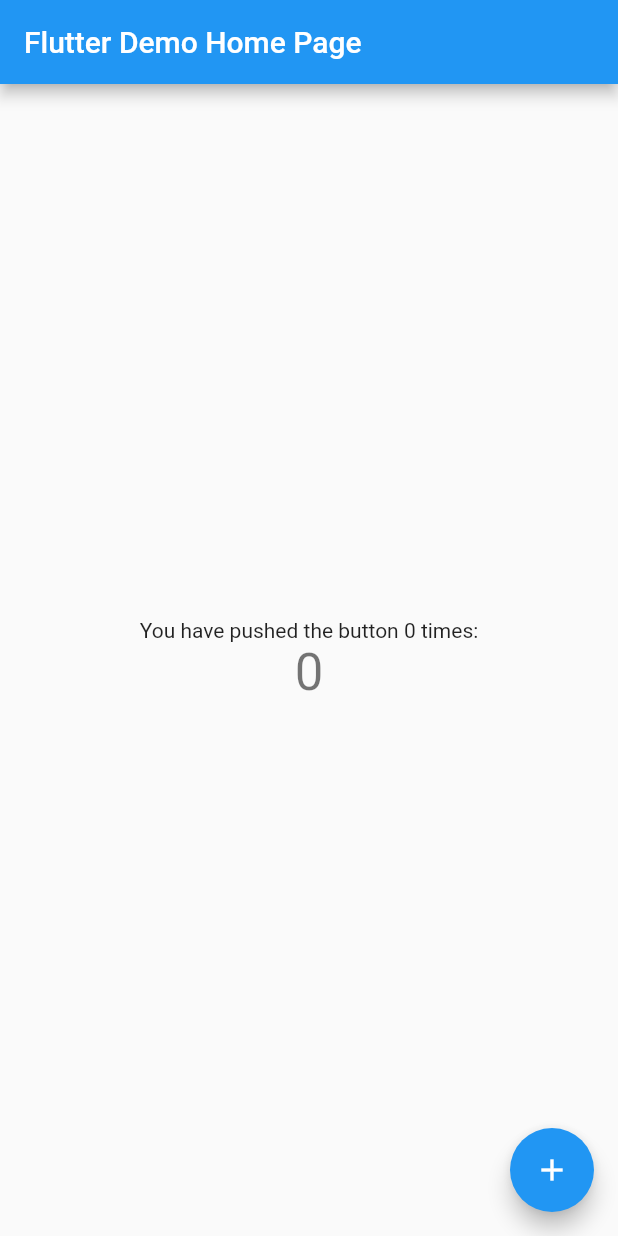
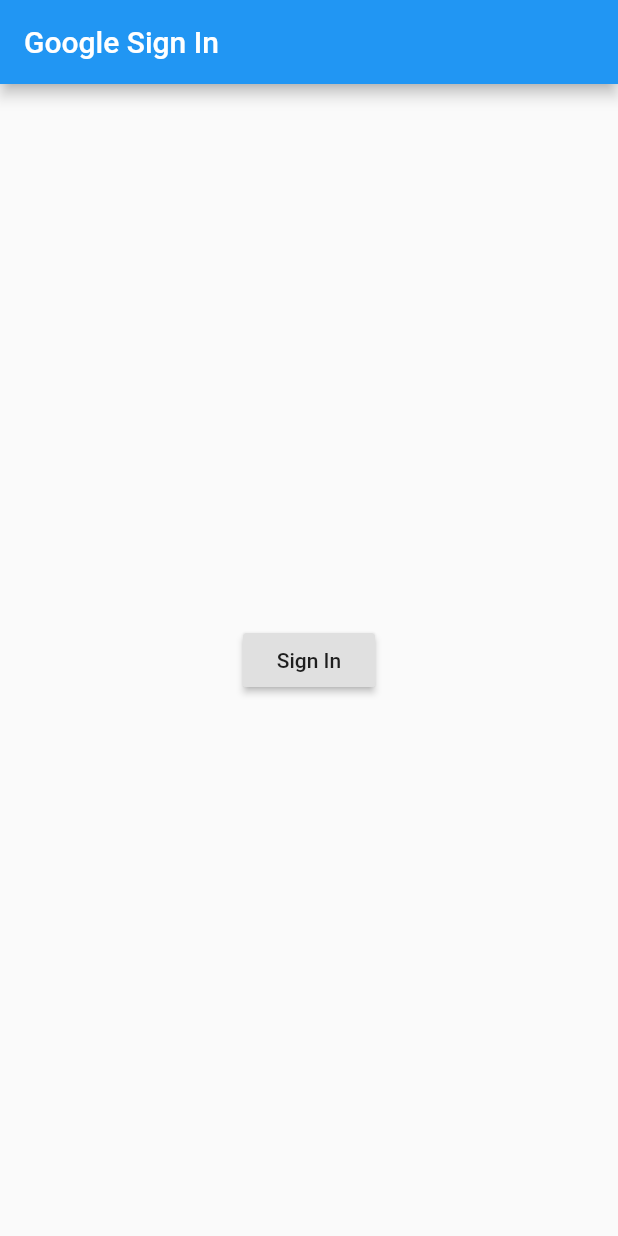
Before and after one commit to GodsEye-07/ToDoApp, a Flutter app: the screen it shows after launch, on a phone screen of 412 x 824 dp. Run offline on Flutter 3.47's test engine with Material 2 defaults, Android fonts, the phone set to English and light mode, and no system bars.

Commit message:
adding the buttons and makign the navigation.

```diff
--- a/lib/main.dart
+++ b/lib/main.dart
@@ -7,7 +7,7 @@ class MyApp extends StatelessWidget {
   @override
   Widget build(BuildContext context) {
     return MaterialApp(
-      title: 'Flutter Demo',
+      title: 'ToDo app',
       theme: ThemeData(
         // This is the theme of your application.
         //
@@ -20,92 +20,46 @@ class MyApp extends StatelessWidget {
         // is not restarted.
         primarySwatch: Colors.blue,
       ),
-      home: MyHomePage(title: 'Flutter Demo Home Page'),
+      home: new FirstScreen(),
     );
   }
 }
 
-class MyHomePage extends StatefulWidget {
-  MyHomePage({Key key, this.title}) : super(key: key);
-
-  // This widget is the home page of your application. It is stateful, meaning
-  // that it has a State object (defined below) that contains fields that affect
-  // how it looks.
-
-  // This class is the configuration for the state. It holds the values (in this
-  // case the title) provided by the parent (in this case the App widget) and
-  // used by the build method of the State. Fields in a Widget subclass are
-  // always marked "final".
-
-  final String title;
-
+class FirstScreen extends StatelessWidget{
   @override
-  _MyHomePageState createState() => _MyHomePageState();
-}
-
-class _MyHomePageState extends State<MyHomePage> {
-  int _counter = 0;
-
-  void _incrementCounter() {
-    setState(() {
-      // This call to setState tells the Flutter framework that something has
-      // changed in this State, which causes it to rerun the build method below
-      // so that the display can reflect the updated values. If we changed
-      // _counter without calling setState(), then the build method would not be
-      // called again, and so nothing would appear to happen.
-      _counter++;
-    });
-  }
-
-  @override
-  Widget build(BuildContext context) {
-    // This method is rerun every time setState is called, for instance as done
-    // by the _incrementCounter method above.
-    //
-    // The Flutter framework has been optimized to make rerunning build methods
-    // fast, so that you can just rebuild anything that needs updating rather
-    // than having to individually change instances of widgets.
-    return Scaffold(
-      appBar: AppBar(
-        // Here we take the value from the MyHomePage object that was created by
-        // the App.build method, and use it to set our appbar title.
-        title: Text(widget.title),
+  Widget build (BuildContext context) {
+    return new Scaffold(
+      appBar: new AppBar(
+        title: new Text("Google Sign In"),
       ),
       body: Center(
-        // Center is a layout widget. It takes a single child and positions it
-        // in the middle of the parent.
-        child: Column(
-          // Column is also layout widget. It takes a list of children and
-          // arranges them vertically. By default, it sizes itself to fit its
-          // children horizontally, and tries to be as tall as its parent.
-          //
-          // Invoke "debug painting" (press "p" in the console, choose the
-          // "Toggle Debug Paint" action from the Flutter Inspector in Android
-          // Studio, or the "Toggle Debug Paint" command in Visual Studio Code)
-          // to see the wireframe for each widget.
-          //
-          // Column has various properties to control how it sizes itself and
-          // how it positions its children. Here we use mainAxisAlignment to
-          // center the children vertically; the main axis here is the vertical
-          // axis because Columns are vertical (the cross axis would be
-          // horizontal).
-          mainAxisAlignment: MainAxisAlignment.center,
-          children: <Widget>[
-            Text(
-              'You have pushed the button $_counter times:',
-            ),
-            Text(
-              '$_counter',
-              style: Theme.of(context).textTheme.display1,
-            ),
-          ],
+        child: RaisedButton(
+          child: Text("Sign In"),
+          onPressed: (){
+            Navigator.push(context,
+            MaterialPageRoute(builder: (context) => SecondScreen())
+            );
+          },
         ),
       ),
-      floatingActionButton: FloatingActionButton(
-        onPressed: _incrementCounter,
-        tooltip: 'Increment',
-        child: Icon(Icons.add),
-      ), // This trailing comma makes auto-formatting nicer for build methods.
     );
   }
 }
+class SecondScreen extends StatelessWidget {
+  @override
+  Widget build(BuildContext context) {
+    return Scaffold(
+      appBar: AppBar(
+        title: Text("To Do App"),
+      ),
+      body: Center(
+        child: FloatingActionButton(
+          onPressed: () {
+            Navigator.pop(context);
+          },
+          child: Text('Logout'),
+        ),
+      ),
+    );
+  }
+}
```
